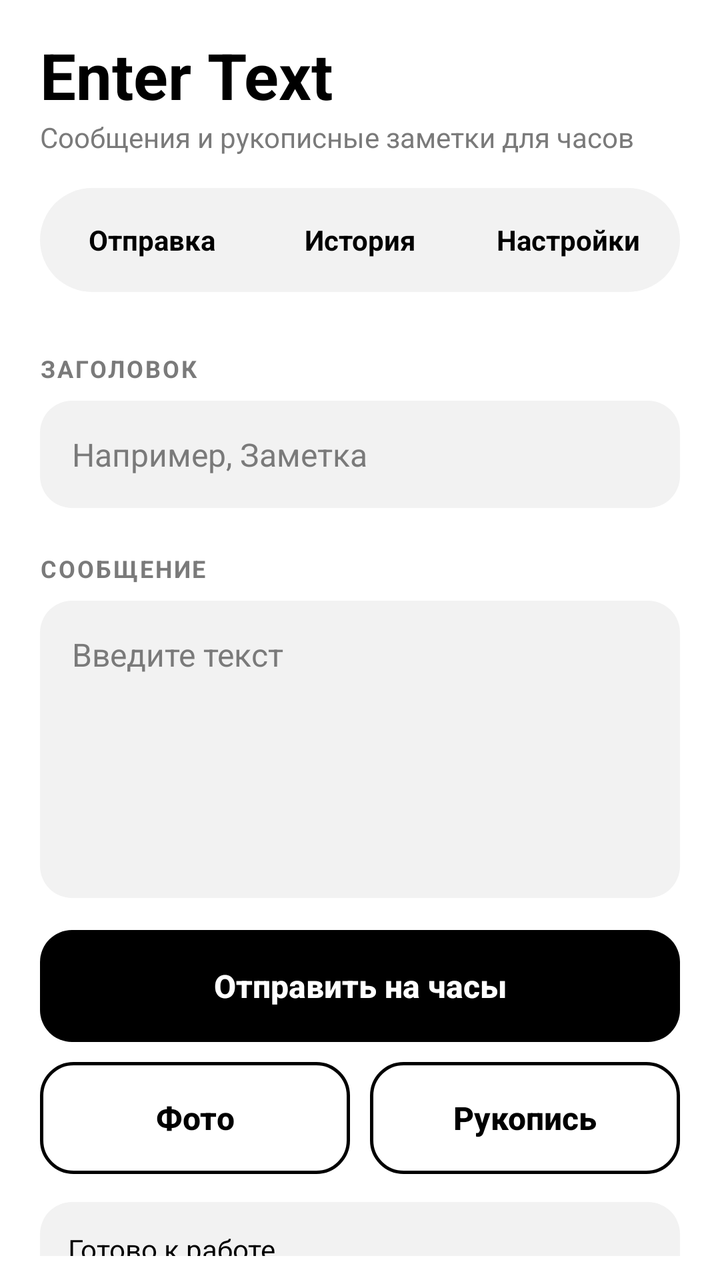
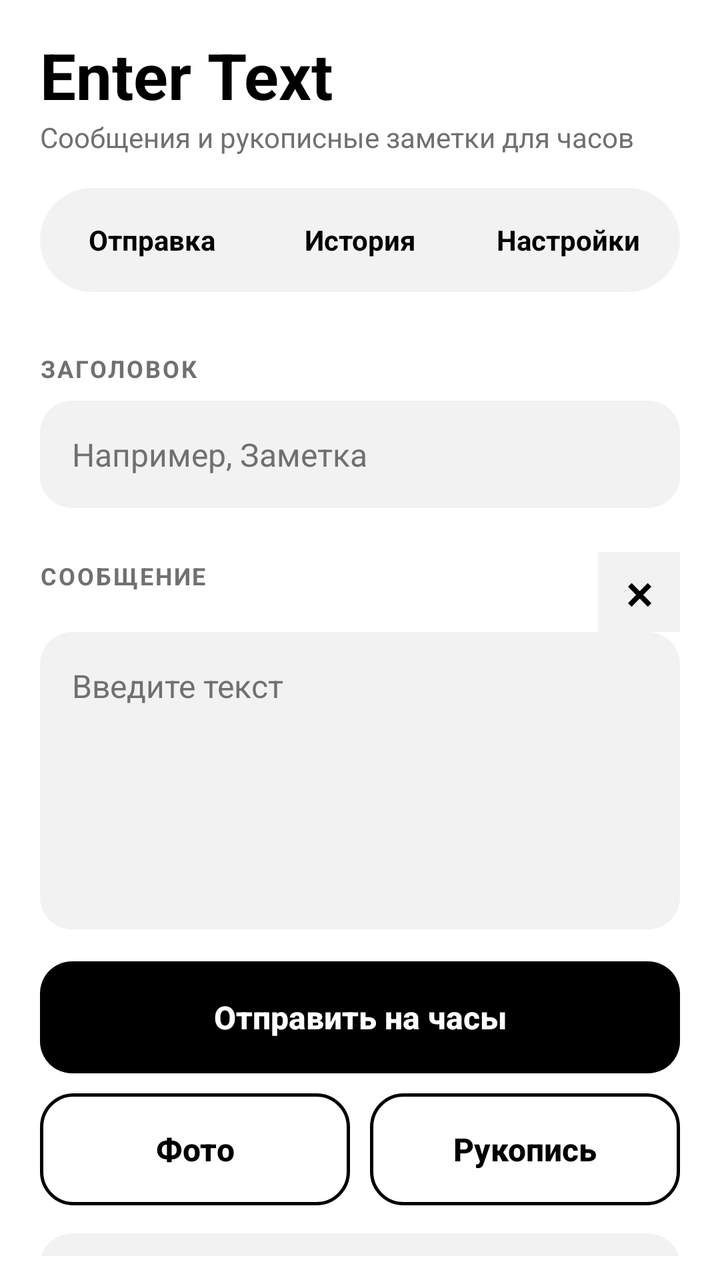

Two renders of the same Android screen: before a commit and after it. Below are the layout's source before the change and the commit's diff.
<!-- AndroidManifest.xml: application theme AppTheme -->
<!-- res/layout/activity_main.xml -->
<?xml version="1.0" encoding="utf-8"?>
<LinearLayout xmlns:android="http://schemas.android.com/apk/res/android"
    android:layout_width="match_parent"
    android:layout_height="match_parent"
    android:background="@color/white"
    android:orientation="vertical"
    android:paddingLeft="20dp"
    android:paddingTop="16dp"
    android:paddingRight="20dp"
    android:paddingBottom="12dp">

    <TextView
        android:layout_width="wrap_content"
        android:layout_height="wrap_content"
        android:text="Enter Text"
        android:textColor="@color/black"
        android:textSize="32sp"
        android:textStyle="bold" />

    <TextView
        android:layout_width="wrap_content"
        android:layout_height="wrap_content"
        android:text="Сообщения и рукописные заметки для часов"
        android:textColor="@color/grey_text"
        android:textSize="14sp" />

    <LinearLayout
        android:layout_width="match_parent"
        android:layout_height="52dp"
        android:layout_marginTop="16dp"
        android:background="@drawable/bg_segment"
        android:gravity="center_vertical"
        android:orientation="horizontal"
        android:padding="4dp">

        <TextView
            android:id="@+id/tabSend"
            style="@style/Tab"
            android:text="Отправка" />

        <TextView
            android:id="@+id/tabHistory"
            style="@style/Tab"
            android:text="История" />

        <TextView
            android:id="@+id/tabSettings"
            style="@style/Tab"
            android:text="Настройки" />
    </LinearLayout>

    <FrameLayout
        android:layout_width="match_parent"
        android:layout_height="0dp"
        android:layout_marginTop="8dp"
        android:layout_weight="1">

        
        <ScrollView
            android:id="@+id/pageSend"
            android:layout_width="match_parent"
            android:layout_height="match_parent"
            android:scrollbars="none">

            <LinearLayout
                android:layout_width="match_parent"
                android:layout_height="wrap_content"
                android:orientation="vertical"
                android:paddingBottom="16dp">

                <TextView
                    style="@style/Section"
                    android:text="ЗАГОЛОВОК" />

                <EditText
                    android:id="@+id/titleInput"
                    style="@style/Field"
                    android:hint="Например, Заметка"
                    android:inputType="textCapSentences"
                    android:maxLines="1" />

                <TextView
                    style="@style/Section"
                    android:text="СООБЩЕНИЕ" />

                <EditText
                    android:id="@+id/messageInput"
                    style="@style/Field"
                    android:gravity="top"
                    android:hint="Введите текст"
                    android:inputType="textMultiLine|textCapSentences"
                    android:minLines="6" />

                <Button
                    android:id="@+id/sendButton"
                    style="@style/BtnPrimary"
                    android:layout_width="match_parent"
                    android:layout_height="wrap_content"
                    android:layout_marginTop="16dp"
                    android:text="Отправить на часы" />

                <LinearLayout
                    android:layout_width="match_parent"
                    android:layout_height="wrap_content"
                    android:layout_marginTop="10dp"
                    android:orientation="horizontal">

                    <Button
                        android:id="@+id/pickButton"
                        style="@style/BtnSecondary"
                        android:layout_width="0dp"
                        android:layout_height="wrap_content"
                        android:layout_marginRight="5dp"
                        android:layout_weight="1"
                        android:text="Фото" />

                    <Button
                        android:id="@+id/inkButton"
                        style="@style/BtnSecondary"
                        android:layout_width="0dp"
                        android:layout_height="wrap_content"
                        android:layout_marginLeft="5dp"
                        android:layout_weight="1"
                        android:text="Рукопись" />
                </LinearLayout>

                <ImageView
                    android:id="@+id/preview"
                    android:layout_width="match_parent"
                    android:layout_height="170dp"
                    android:layout_marginTop="14dp"
                    android:background="@drawable/bg_input"
                    android:padding="6dp"
                    android:scaleType="fitCenter"
                    android:visibility="gone" />

                <TextView
                    android:id="@+id/status"
                    android:layout_width="match_parent"
                    android:layout_height="wrap_content"
                    android:layout_marginTop="14dp"
                    android:background="@drawable/bg_input"
                    android:padding="14dp"
                    android:text="Готово к работе"
                    android:textColor="@color/black"
                    android:textSize="14sp" />
            </LinearLayout>
        </ScrollView>

        
        <LinearLayout
            android:id="@+id/pageHistory"
            android:layout_width="match_parent"
            android:layout_height="match_parent"
            android:orientation="vertical"
            android:visibility="gone">

            <FrameLayout
                android:layout_width="match_parent"
                android:layout_height="0dp"
                android:layout_marginTop="12dp"
                android:layout_weight="1">

                <ListView
                    android:id="@+id/historyList"
                    android:layout_width="match_parent"
                    android:layout_height="match_parent"
                    android:divider="@null"
                    android:dividerHeight="10dp"
                    android:scrollbars="none" />

                <TextView
                    android:id="@+id/historyEmpty"
                    android:layout_width="match_parent"
                    android:layout_height="match_parent"
                    android:gravity="center"
                    android:text="Пока ничего не отправлено"
                    android:textColor="@color/grey_text"
                    android:textSize="16sp" />
            </FrameLayout>

            <Button
                android:id="@+id/clearHistoryButton"
                style="@style/BtnSecondary"
                android:layout_width="match_parent"
                android:layout_height="wrap_content"
                android:layout_marginTop="10dp"
                android:text="Очистить историю" />
        </LinearLayout>

        
        <ScrollView
            android:id="@+id/pageSettings"
            android:layout_width="match_parent"
            android:layout_height="match_parent"
            android:scrollbars="none"
            android:visibility="gone">

            <LinearLayout
                android:layout_width="match_parent"
                android:layout_height="wrap_content"
                android:orientation="vertical"
                android:paddingBottom="16dp">

                <TextView
                    style="@style/Section"
                    android:text="ДЛИНА ОДНОГО УВЕДОМЛЕНИЯ" />

                <TextView
                    android:id="@+id/chunkLabel"
                    android:layout_width="match_parent"
                    android:layout_height="wrap_content"
                    android:text="120 символов"
                    android:textColor="@color/black"
                    android:textSize="18sp"
                    android:textStyle="bold" />

                <SeekBar
                    android:id="@+id/chunkSeek"
                    android:layout_width="match_parent"
                    android:layout_height="wrap_content"
                    android:layout_marginTop="6dp"
                    android:progressTint="@color/black"
                    android:thumbTint="@color/black" />

                <TextView
                    android:layout_width="match_parent"
                    android:layout_height="wrap_content"
                    android:layout_marginTop="6dp"
                    android:layout_marginBottom="12dp"
                    android:text="Длинный текст делится на части, чтобы каждая целиком помещалась на экране часов, без «…» в конце. Нажмите кнопку ниже: на часы придёт тестовое уведомление с числами. Последнее число, которое видно до «…», и есть ваша длина. Поставьте ползунок на это значение."
                    android:textColor="@color/grey_text"
                    android:textSize="13sp" />

                <Button
                    android:id="@+id/calibrateButton"
                    style="@style/BtnSecondary"
                    android:layout_width="match_parent"
                    android:layout_height="wrap_content"
                    android:text="Тест: сколько влезает на часы" />

                <TextView
                    style="@style/Section"
                    android:text="РАСПОЗНАВАНИЕ ПОЧЕРКА В ОБЛАКЕ" />

                <TextView
                    android:layout_width="match_parent"
                    android:layout_height="wrap_content"
                    android:layout_marginBottom="10dp"
                    android:text="Рукописный текст на фото распознаёт OpenAI. Вставьте свой ключ API с platform.openai.com. Фото отправляется в OpenAI для распознавания; использование API оплачивается отдельно. Без ключа работает локальное распознавание, но почерк оно читает хуже."
                    android:textColor="@color/grey_text"
                    android:textSize="13sp" />

                <EditText
                    android:id="@+id/keyInput"
                    style="@style/Field"
                    android:hint="Ключ OpenAI API (sk-…)"
                    android:inputType="textPassword"
                    android:maxLines="1" />

                <Button
                    android:id="@+id/saveKeyButton"
                    style="@style/BtnPrimary"
                    android:layout_width="match_parent"
                    android:layout_height="wrap_content"
                    android:layout_marginTop="10dp"
                    android:text="Сохранить ключ" />

                <TextView
                    android:id="@+id/keyStatus"
                    android:layout_width="match_parent"
                    android:layout_height="wrap_content"
                    android:layout_marginTop="8dp"
                    android:textColor="@color/black"
                    android:textSize="13sp" />

                <TextView
                    style="@style/Section"
                    android:text="СИСТЕМА" />

                <Button
                    android:id="@+id/systemSettingsButton"
                    style="@style/BtnSecondary"
                    android:layout_width="match_parent"
                    android:layout_height="wrap_content"
                    android:text="Настройки уведомлений Android" />
            </LinearLayout>
        </ScrollView>
    </FrameLayout>
</LinearLayout>
<!-- resources referenced by this layout -->
<resources>
  <color name="grey_text">#7A7A7A</color>
  <color name="white">#FFFFFF</color>
  <!-- drawable bg_input (drawable) -->
  <?xml version="1.0" encoding="utf-8"?>
  <shape xmlns:android="http://schemas.android.com/apk/res/android"
      android:shape="rectangle">
      <solid android:color="#F2F2F2" />
      <corners android:radius="16dp" />
  </shape>
  <!-- drawable bg_segment (drawable) -->
  <?xml version="1.0" encoding="utf-8"?>
  <shape xmlns:android="http://schemas.android.com/apk/res/android"
      android:shape="rectangle">
      <solid android:color="#F2F2F2" />
      <corners android:radius="26dp" />
  </shape>
  <style name="BtnPrimary" parent="android:Widget.Material.Button">
          <item name="android:background">@drawable/bg_btn_primary</item>
          <item name="android:textColor">@color/white</item>
          <item name="android:textAllCaps">false</item>
          <item name="android:textSize">16sp</item>
          <item name="android:textStyle">bold</item>
          <item name="android:minHeight">56dp</item>
          <item name="android:stateListAnimator">@null</item>
      </style>
  <style name="BtnSecondary" parent="android:Widget.Material.Button">
          <item name="android:background">@drawable/bg_btn_secondary</item>
          <item name="android:textColor">@color/black</item>
          <item name="android:textAllCaps">false</item>
          <item name="android:textSize">16sp</item>
          <item name="android:textStyle">bold</item>
          <item name="android:minHeight">56dp</item>
          <item name="android:stateListAnimator">@null</item>
      </style>
  <style name="Field">
          <item name="android:layout_width">match_parent</item>
          <item name="android:layout_height">wrap_content</item>
          <item name="android:background">@drawable/bg_input</item>
          <item name="android:padding">16dp</item>
          <item name="android:textSize">16sp</item>
          <item name="android:textColor">@color/black</item>
          <item name="android:textColorHint">@color/grey_text</item>
      </style>
  <style name="Section">
          <item name="android:layout_width">match_parent</item>
          <item name="android:layout_height">wrap_content</item>
          <item name="android:layout_marginTop">22dp</item>
          <item name="android:layout_marginBottom">8dp</item>
          <item name="android:textSize">12sp</item>
          <item name="android:textStyle">bold</item>
          <item name="android:letterSpacing">0.08</item>
          <item name="android:textColor">@color/grey_text</item>
      </style>
  <style name="Tab">
          <item name="android:layout_width">0dp</item>
          <item name="android:layout_height">44dp</item>
          <item name="android:layout_weight">1</item>
          <item name="android:gravity">center</item>
          <item name="android:textSize">14sp</item>
          <item name="android:textStyle">bold</item>
          <item name="android:background">@drawable/bg_tab_off</item>
          <item name="android:textColor">@color/black</item>
      </style>
  <style name="AppTheme" parent="android:Theme.Material.Light.NoActionBar">
          <item name="android:windowBackground">@color/white</item>
          <item name="android:statusBarColor">@color/white</item>
          <item name="android:navigationBarColor">@color/white</item>
          <item name="android:windowLightStatusBar">true</item>
          <item name="android:windowLightNavigationBar">true</item>
          <item name="android:forceDarkAllowed">false</item>
          <item name="android:colorAccent">@color/black</item>
          <item name="android:colorControlActivated">@color/black</item>
          <item name="android:textColorPrimary">@color/black</item>
          <item name="android:textColorHint">@color/grey_text</item>
      </style>
  <!-- drawable bg_btn_primary (drawable) -->
  <?xml version="1.0" encoding="utf-8"?>
  <ripple xmlns:android="http://schemas.android.com/apk/res/android"
      android:color="#55FFFFFF">
      <item>
          <shape android:shape="rectangle">
              <solid android:color="#000000" />
              <corners android:radius="16dp" />
          </shape>
      </item>
  </ripple>
  <!-- drawable bg_btn_secondary (drawable) -->
  <?xml version="1.0" encoding="utf-8"?>
  <ripple xmlns:android="http://schemas.android.com/apk/res/android"
      android:color="#22000000">
      <item>
          <shape android:shape="rectangle">
              <solid android:color="#FFFFFF" />
              <stroke android:width="1.5dp" android:color="#000000" />
              <corners android:radius="16dp" />
          </shape>
      </item>
  </ripple>
  <!-- unchanged entries left out for length: 2 -->
</resources>

<!-- the commit's change to res/layout/activity_main.xml (unified diff, before → after) -->
@@ -2,7 +2,7 @@
 <LinearLayout xmlns:android="http://schemas.android.com/apk/res/android"
     android:layout_width="match_parent"
     android:layout_height="match_parent"
-    android:background="@color/white"
+    android:background="?attr/appBackground"
     android:orientation="vertical"
     android:paddingLeft="20dp"
     android:paddingTop="16dp"
@@ -13,7 +13,7 @@
         android:layout_width="wrap_content"
         android:layout_height="wrap_content"
         android:text="Enter Text"
-        android:textColor="@color/black"
+        android:textColor="?attr/appText"
         android:textSize="32sp"
         android:textStyle="bold" />
 
@@ -21,7 +21,7 @@
         android:layout_width="wrap_content"
         android:layout_height="wrap_content"
         android:text="Сообщения и рукописные заметки для часов"
-        android:textColor="@color/grey_text"
+        android:textColor="?attr/appSecondaryText"
         android:textSize="14sp" />
 
     <LinearLayout
@@ -79,9 +79,34 @@
                     android:inputType="textCapSentences"
                     android:maxLines="1" />
 
-                <TextView
-                    style="@style/Section"
-                    android:text="СООБЩЕНИЕ" />
+                <LinearLayout
+                    android:layout_width="match_parent"
+                    android:layout_height="wrap_content"
+                    android:layout_marginTop="22dp"
+                    android:gravity="center_vertical"
+                    android:orientation="horizontal">
+
+                    <TextView
+                        style="@style/Section"
+                        android:layout_width="0dp"
+                        android:layout_marginTop="0dp"
+                        android:layout_marginBottom="8dp"
+                        android:layout_weight="1"
+                        android:text="СООБЩЕНИЕ" />
+
+                    <Button
+                        android:id="@+id/clearMessageButton"
+                        android:layout_width="40dp"
+                        android:layout_height="40dp"
+                        android:background="?attr/appSurface"
+                        android:minWidth="0dp"
+                        android:minHeight="0dp"
+                        android:padding="0dp"
+                        android:contentDescription="Очистить сообщение"
+                        android:text="×"
+                        android:textColor="?attr/appText"
+                        android:textSize="26sp" />
+                </LinearLayout>
 
                 <EditText
                     android:id="@+id/messageInput"
@@ -142,7 +167,7 @@
                     android:background="@drawable/bg_input"
                     android:padding="14dp"
                     android:text="Готово к работе"
-                    android:textColor="@color/black"
+                    android:textColor="?attr/appText"
                     android:textSize="14sp" />
             </LinearLayout>
         </ScrollView>
@@ -175,7 +200,7 @@
                     android:layout_height="match_parent"
                     android:gravity="center"
                     android:text="Пока ничего не отправлено"
-                    android:textColor="@color/grey_text"
+                    android:textColor="?attr/appSecondaryText"
                     android:textSize="16sp" />
             </FrameLayout>
 
@@ -204,6 +229,32 @@
 
                 <TextView
                     style="@style/Section"
+                    android:text="ТЕМА ПРИЛОЖЕНИЯ" />
+
+                <RadioGroup
+                    android:layout_width="match_parent"
+                    android:layout_height="wrap_content"
+                    android:orientation="horizontal">
+
+                    <RadioButton
+                        android:id="@+id/themeLight"
+                        android:layout_width="0dp"
+                        android:layout_height="wrap_content"
+                        android:layout_weight="1"
+                        android:text="Светлая"
+                        android:textColor="?attr/appText" />
+
+                    <RadioButton
+                        android:id="@+id/themeDark"
+                        android:layout_width="0dp"
+                        android:layout_height="wrap_content"
+                        android:layout_weight="1"
+                        android:text="Тёмная"
+                        android:textColor="?attr/appText" />
+                </RadioGroup>
+
+                <TextView
+                    style="@style/Section"
                     android:text="ДЛИНА ОДНОГО УВЕДОМЛЕНИЯ" />
 
                 <TextView
@@ -211,7 +262,7 @@
                     android:layout_width="match_parent"
                     android:layout_height="wrap_content"
                     android:text="120 символов"
-                    android:textColor="@color/black"
+                    android:textColor="?attr/appText"
                     android:textSize="18sp"
                     android:textStyle="bold" />
 
@@ -220,8 +271,8 @@
                     android:layout_width="match_parent"
                     android:layout_height="wrap_content"
                     android:layout_marginTop="6dp"
-                    android:progressTint="@color/black"
-                    android:thumbTint="@color/black" />
+                    android:progressTint="?attr/appText"
+                    android:thumbTint="?attr/appText" />
 
                 <TextView
                     android:layout_width="match_parent"
@@ -229,7 +280,7 @@
                     android:layout_marginTop="6dp"
                     android:layout_marginBottom="12dp"
                     android:text="Длинный текст делится на части, чтобы каждая целиком помещалась на экране часов, без «…» в конце. Нажмите кнопку ниже: на часы придёт тестовое уведомление с числами. Последнее число, которое видно до «…», и есть ваша длина. Поставьте ползунок на это значение."
-                    android:textColor="@color/grey_text"
+                    android:textColor="?attr/appSecondaryText"
                     android:textSize="13sp" />
 
                 <Button
@@ -248,7 +299,7 @@
                     android:layout_height="wrap_content"
                     android:layout_marginBottom="10dp"
                     android:text="Рукописный текст на фото распознаёт OpenAI. Вставьте свой ключ API с platform.openai.com. Фото отправляется в OpenAI для распознавания; использование API оплачивается отдельно. Без ключа работает локальное распознавание, но почерк оно читает хуже."
-                    android:textColor="@color/grey_text"
+                    android:textColor="?attr/appSecondaryText"
                     android:textSize="13sp" />
 
                 <EditText
@@ -271,7 +322,7 @@
                     android:layout_width="match_parent"
                     android:layout_height="wrap_content"
                     android:layout_marginTop="8dp"
-                    android:textColor="@color/black"
+                    android:textColor="?attr/appText"
                     android:textSize="13sp" />
 
                 <TextView
<!-- resource entries referenced after the edit -->
@@ -1,24 +1,22 @@
 <!-- resources referenced by this layout -->
 <resources>
-  <color name="grey_text">#7A7A7A</color>
-  <color name="white">#FFFFFF</color>
   <!-- drawable bg_input (drawable) -->
   <?xml version="1.0" encoding="utf-8"?>
   <shape xmlns:android="http://schemas.android.com/apk/res/android"
       android:shape="rectangle">
-      <solid android:color="#F2F2F2" />
+      <solid android:color="?attr/appSurface" />
       <corners android:radius="16dp" />
   </shape>
   <!-- drawable bg_segment (drawable) -->
   <?xml version="1.0" encoding="utf-8"?>
   <shape xmlns:android="http://schemas.android.com/apk/res/android"
       android:shape="rectangle">
-      <solid android:color="#F2F2F2" />
+      <solid android:color="?attr/appSurface" />
       <corners android:radius="26dp" />
   </shape>
   <style name="BtnPrimary" parent="android:Widget.Material.Button">
           <item name="android:background">@drawable/bg_btn_primary</item>
-          <item name="android:textColor">@color/white</item>
+          <item name="android:textColor">?attr/appOnAccent</item>
           <item name="android:textAllCaps">false</item>
           <item name="android:textSize">16sp</item>
           <item name="android:textStyle">bold</item>
@@ -27,7 +25,7 @@
       </style>
   <style name="BtnSecondary" parent="android:Widget.Material.Button">
           <item name="android:background">@drawable/bg_btn_secondary</item>
-          <item name="android:textColor">@color/black</item>
+          <item name="android:textColor">?attr/appText</item>
           <item name="android:textAllCaps">false</item>
           <item name="android:textSize">16sp</item>
           <item name="android:textStyle">bold</item>
@@ -40,8 +38,8 @@
           <item name="android:background">@drawable/bg_input</item>
           <item name="android:padding">16dp</item>
           <item name="android:textSize">16sp</item>
-          <item name="android:textColor">@color/black</item>
-          <item name="android:textColorHint">@color/grey_text</item>
+          <item name="android:textColor">?attr/appText</item>
+          <item name="android:textColorHint">?attr/appSecondaryText</item>
       </style>
   <style name="Section">
           <item name="android:layout_width">match_parent</item>
@@ -51,7 +49,7 @@
           <item name="android:textSize">12sp</item>
           <item name="android:textStyle">bold</item>
           <item name="android:letterSpacing">0.08</item>
-          <item name="android:textColor">@color/grey_text</item>
+          <item name="android:textColor">?attr/appSecondaryText</item>
       </style>
   <style name="Tab">
           <item name="android:layout_width">0dp</item>
@@ -61,19 +59,26 @@
           <item name="android:textSize">14sp</item>
           <item name="android:textStyle">bold</item>
           <item name="android:background">@drawable/bg_tab_off</item>
-          <item name="android:textColor">@color/black</item>
+          <item name="android:textColor">?attr/appText</item>
       </style>
   <style name="AppTheme" parent="android:Theme.Material.Light.NoActionBar">
-          <item name="android:windowBackground">@color/white</item>
-          <item name="android:statusBarColor">@color/white</item>
-          <item name="android:navigationBarColor">@color/white</item>
+          <item name="appBackground">#FFFFFF</item>
+          <item name="appText">#000000</item>
+          <item name="appSecondaryText">#707070</item>
+          <item name="appSurface">#F2F2F2</item>
+          <item name="appStroke">#000000</item>
+          <item name="appAccent">#000000</item>
+          <item name="appOnAccent">#FFFFFF</item>
+          <item name="android:windowBackground">#FFFFFF</item>
+          <item name="android:statusBarColor">#FFFFFF</item>
+          <item name="android:navigationBarColor">#FFFFFF</item>
           <item name="android:windowLightStatusBar">true</item>
           <item name="android:windowLightNavigationBar">true</item>
           <item name="android:forceDarkAllowed">false</item>
           <item name="android:colorAccent">@color/black</item>
           <item name="android:colorControlActivated">@color/black</item>
           <item name="android:textColorPrimary">@color/black</item>
-          <item name="android:textColorHint">@color/grey_text</item>
+          <item name="android:textColorHint">?attr/appSecondaryText</item>
       </style>
   <!-- drawable bg_btn_primary (drawable) -->
   <?xml version="1.0" encoding="utf-8"?>
@@ -81,7 +86,7 @@
       android:color="#55FFFFFF">
       <item>
           <shape android:shape="rectangle">
-              <solid android:color="#000000" />
+              <solid android:color="?attr/appAccent" />
               <corners android:radius="16dp" />
           </shape>
       </item>
@@ -92,8 +97,8 @@
       android:color="#22000000">
       <item>
           <shape android:shape="rectangle">
-              <solid android:color="#FFFFFF" />
-              <stroke android:width="1.5dp" android:color="#000000" />
+              <solid android:color="?attr/appBackground" />
+              <stroke android:width="1.5dp" android:color="?attr/appText" />
               <corners android:radius="16dp" />
           </shape>
       </item>
